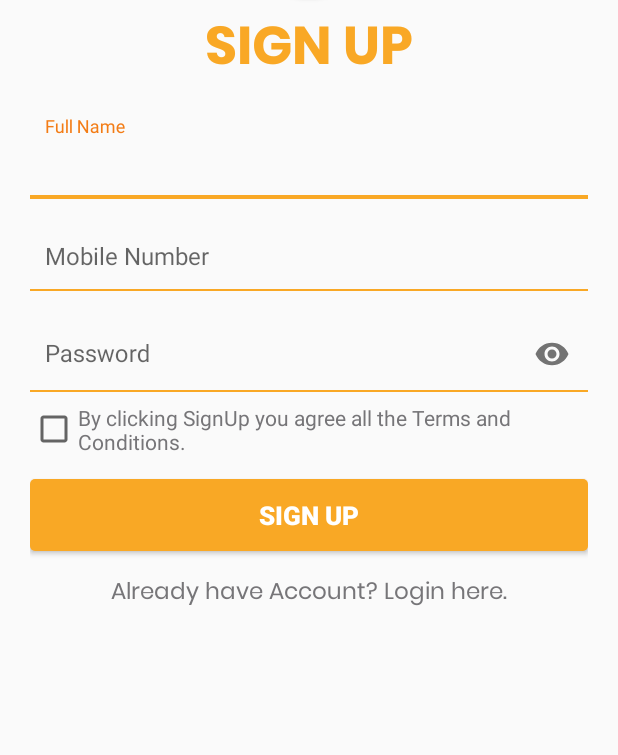
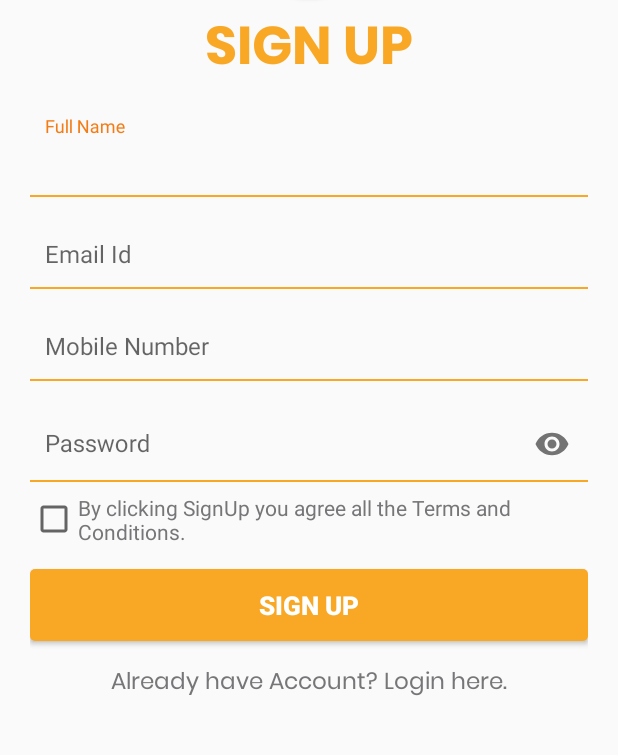
Before and after one commit to plutonicdev/GroceryStore-with-server, an Android app: the fragment SignUpFragment placed in its activity, on a phone screen of 412 x 824 dp, the part 367-1122 px from its top. Run offline under Robolectric (Android 15) with nearby library versions, the phone set to English and light mode, and no system bars.

Commit message:
emailid added to signup activity and registration issue solved

```diff
--- a/app/src/main/res/layout/signup_layout.xml
+++ b/app/src/main/res/layout/signup_layout.xml
@@ -69,27 +69,27 @@
             android:layout_height="2px"
             android:background="@color/colorPrimary" />
 
-        <!--    <com.google.android.material.textfield.TextInputLayout-->
-        <!--        android:layout_width="match_parent"-->
-        <!--        android:layout_height="wrap_content"-->
-        <!--        android:layout_marginTop="7dp">-->
+            <com.google.android.material.textfield.TextInputLayout
+                android:layout_width="match_parent"
+                android:layout_height="wrap_content"
+                android:layout_marginTop="7dp">
 
-        <!--        <EditText-->
-        <!--            android:id="@+id/userEmailId"-->
-        <!--            android:layout_width="fill_parent"-->
-        <!--            android:layout_height="wrap_content"-->
-        <!--            android:layout_marginTop="5dp"-->
-        <!--            android:background="@android:color/transparent"-->
-        <!--            android:drawablePadding="8dp"-->
-        <!--            android:gravity="center_vertical"-->
-        <!--            android:hint="@string/email"-->
-        <!--            android:inputType="textEmailAddress"-->
-        <!--            android:padding="10dp"-->
-        <!--            android:singleLine="true"-->
-        <!--            android:textColor="@color/text_color"-->
-        <!--            android:textColorHint="@color/colorPrimary"-->
-        <!--            android:textSize="16sp" />-->
-        <!--    </com.google.android.material.textfield.TextInputLayout>-->
+                <EditText
+                    android:id="@+id/userEmailId"
+                    android:layout_width="fill_parent"
+                    android:layout_height="wrap_content"
+                    android:layout_marginTop="5dp"
+                    android:background="@android:color/transparent"
+                    android:drawablePadding="8dp"
+                    android:gravity="center_vertical"
+                    android:hint="@string/email"
+                    android:inputType="textEmailAddress"
+                    android:padding="10dp"
+                    android:singleLine="true"
+                    android:textColor="@color/text_color"
+                    android:textColorHint="@color/colorPrimary"
+                    android:textSize="16sp" />
+            </com.google.android.material.textfield.TextInputLayout>
 
         <View
             android:layout_width="fill_parent"
```
Also changed, not shown: app/src/main/java/com/quintus/labs/grocerystore/fragment/SignUpFragment.java (+9 -9 lines), app/src/main/java/com/quintus/labs/grocerystore/model/User.java (+5 -6 lines).
